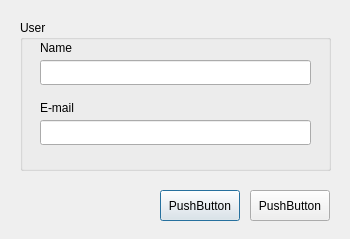
The window that qt4/options.ui (ClownTEK/paso) describes before a commit, drawn with Qt 5.
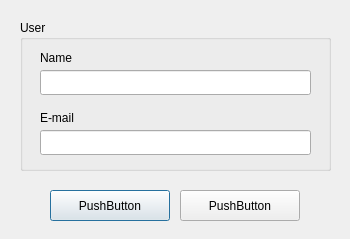
The same window after the commit.

Patch:
```diff
--- a/qt4/options.ui
+++ b/qt4/options.ui
@@ -29,7 +29,7 @@
     <property name="geometry">
      <rect>
       <x>20</x>
-      <y>20</y>
+      <y>30</y>
       <width>61</width>
       <height>16</height>
      </rect>
@@ -42,7 +42,7 @@
     <property name="geometry">
      <rect>
       <x>20</x>
-      <y>40</y>
+      <y>50</y>
       <width>271</width>
       <height>25</height>
      </rect>
@@ -52,7 +52,7 @@
     <property name="geometry">
      <rect>
       <x>20</x>
-      <y>80</y>
+      <y>90</y>
       <width>61</width>
       <height>16</height>
      </rect>
@@ -65,7 +65,7 @@
     <property name="geometry">
      <rect>
       <x>20</x>
-      <y>100</y>
+      <y>110</y>
       <width>271</width>
       <height>25</height>
      </rect>
@@ -75,9 +75,9 @@
   <widget class="QPushButton" name="pushButton">
    <property name="geometry">
     <rect>
-     <x>250</x>
+     <x>180</x>
      <y>190</y>
-     <width>80</width>
+     <width>120</width>
      <height>31</height>
     </rect>
    </property>
@@ -91,9 +91,9 @@
   <widget class="QPushButton" name="pushButton_2">
    <property name="geometry">
     <rect>
-     <x>160</x>
+     <x>50</x>
      <y>190</y>
-     <width>80</width>
+     <width>120</width>
      <height>31</height>
     </rect>
    </property>
```
